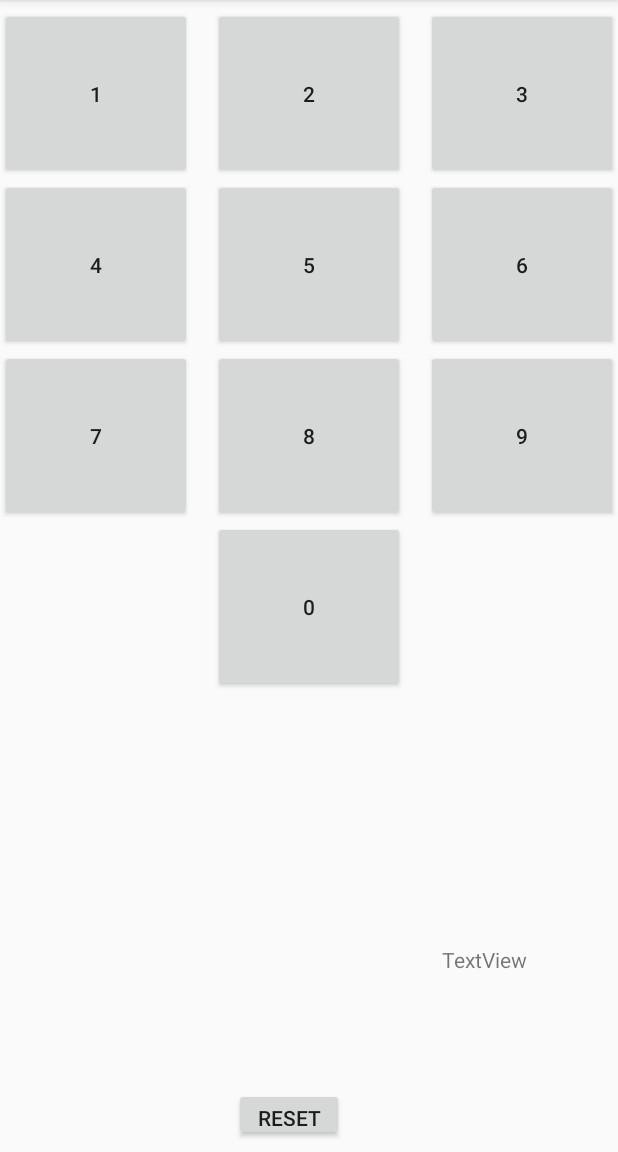
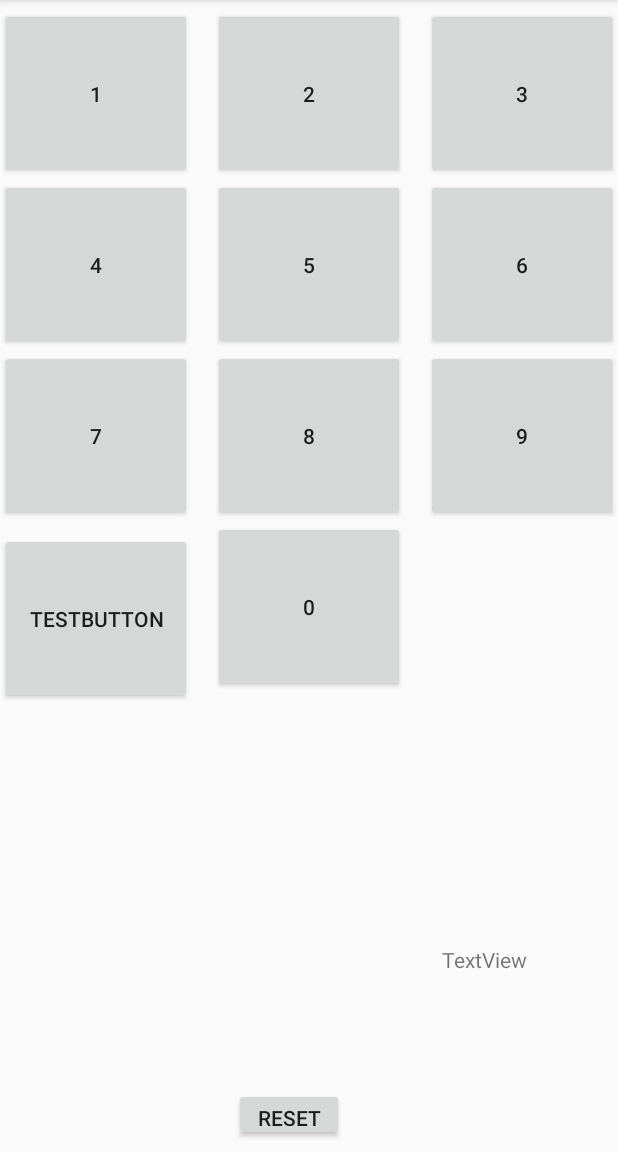
Before and after one commit to i-chaochen/unlock_app, an Android app: the DisplayPrimaryUserActivity screen opened directly, with no data from a screen before it, on a phone screen of 412 x 824 dp, the part 84-1236 px from its top. Run offline under Robolectric (Android 15) with nearby library versions, the phone set to English and light mode, and no system bars.

```diff
--- a/app/src/main/java/com/example/chao/myapplication/DisplayPrimaryUserActivity.java
+++ b/app/src/main/java/com/example/chao/myapplication/DisplayPrimaryUserActivity.java
@@ -5,8 +5,11 @@ import android.hardware.Sensor;
 import android.hardware.SensorEvent;
 import android.hardware.SensorEventListener;
 import android.hardware.SensorManager;
+import android.support.constraint.ConstraintLayout;
 import android.support.v7.app.AppCompatActivity;
 import android.os.Bundle;
+import android.view.MotionEvent;
+
 import android.widget.Button;
 import android.view.View;
 import android.widget.TextView;
@@ -25,19 +28,22 @@ public class DisplayPrimaryUserActivity extends AppCompatActivity {
 
     // for sensor
     SensorManager mSensorManger;
-    TextView tv1;
+    TextView tv1_accereaclate, tv2_location;
     List mList;
 
     SensorEventListener sensor_event_listener = new SensorEventListener() {
         @Override
         public void onSensorChanged(SensorEvent event) {
             float[] values = event.values;
-            tv1.setText("x: " + values[0] + "\ny: " + values[1] + "\nz: " + values[2]);
+            tv1_accereaclate.setText("x: " + values[0] + "\ny: " + values[1] + "\nz: " + values[2]);
         }
         @Override
         public void onAccuracyChanged(Sensor sensor, int accuracy) {}
     };
 
+    // for motion listener
+    ConstraintLayout testLAyout;
+    float x, y;
 
     @Override
     protected void onCreate(Bundle savedInstanceState) {
@@ -67,6 +73,41 @@ public class DisplayPrimaryUserActivity extends AppCompatActivity {
         button8.setOnClickListener(new clickListener());
         button9.setOnClickListener(new clickListener());
         reset_button.setOnClickListener(new clickListener());
+
+
+        // for touch listener
+        final Button motion_b = (Button)findViewById(R.id.motionTest);
+        testLAyout = (ConstraintLayout) findViewById(R.id.testLAyout);
+
+        testLAyout.setOnTouchListener(new View.OnTouchListener(){
+            @Override
+            public boolean onTouch(View v, MotionEvent event){
+                x = event.getX();
+                y = event.getY();
+
+                tv2_location.setText("x: " + x + "\ny: " + y);
+                if (event.getAction() == MotionEvent.ACTION_MOVE){
+                    motion_b.setX(x);
+                    motion_b.setY(y);
+                }
+                return true;
+            }
+        });
+
+
+        button0.setOnTouchListener(new View.OnTouchListener(){
+            @Override
+            public boolean onTouch(View v, MotionEvent event){
+                x = event.getX();
+                y = event.getY();
+
+                if (event.getAction() == MotionEvent.ACTION_BUTTON_PRESS){
+
+                }
+                return true;
+            }
+        });
+
     }
 
     @Override
@@ -74,7 +115,7 @@ public class DisplayPrimaryUserActivity extends AppCompatActivity {
         super.onStart();
 
         // for sensor
-        tv1 = (TextView) findViewById(R.id.sensor_view);
+        tv1_accereaclate = (TextView) findViewById(R.id.sensor_view);
         mSensorManger = (SensorManager) getSystemService(SENSOR_SERVICE);
         mList = mSensorManger.getSensorList(Sensor.TYPE_ACCELEROMETER);
         if (mList.size() > 0){
@@ -82,6 +123,9 @@ public class DisplayPrimaryUserActivity extends AppCompatActivity {
         }else{
             Toast.makeText(getBaseContext(), "Error No Accelerometer", Toast.LENGTH_SHORT).show();
         }
+
+        // for location
+        tv2_location = (TextView) findViewById(R.id.motionTest);
     }
 
     @Override
--- a/app/src/main/res/layout/activity_display_primary_user.xml
+++ b/app/src/main/res/layout/activity_display_primary_user.xml
@@ -4,7 +4,9 @@
     xmlns:tools="http://schemas.android.com/tools"
     android:layout_width="match_parent"
     android:layout_height="match_parent"
+    android:id="@+id/testLAyout"
     tools:context="com.example.chao.myapplication.DisplayPrimaryUserActivity">
+
 
     <Button
         android:id="@+id/button6"
@@ -39,6 +41,15 @@
         app:layout_constraintLeft_toLeftOf="parent"
         app:layout_constraintRight_toRightOf="parent"
         app:layout_constraintTop_toTopOf="parent" />
+
+    <Button
+        android:id="@+id/motionTest"
+        android:layout_width="128dp"
+        android:layout_height="114dp"
+        android:layout_marginTop="355dp"
+        android:text="testButton"
+        app:layout_constraintTop_toTopOf="parent"
+        tools:layout_editor_absoluteX="0dp" />
 
     <Button
         android:id="@+id/button7"
@@ -114,7 +125,7 @@
         android:text="1"
         android:onClick="ButtonOnClick"
         app:layout_constraintTop_toTopOf="parent"
-        tools:layout_editor_absoluteX="0dp" />
+        tools:layout_editor_absoluteX="2dp" />
 
     <Button
         android:id="@+id/reset_button"
```
